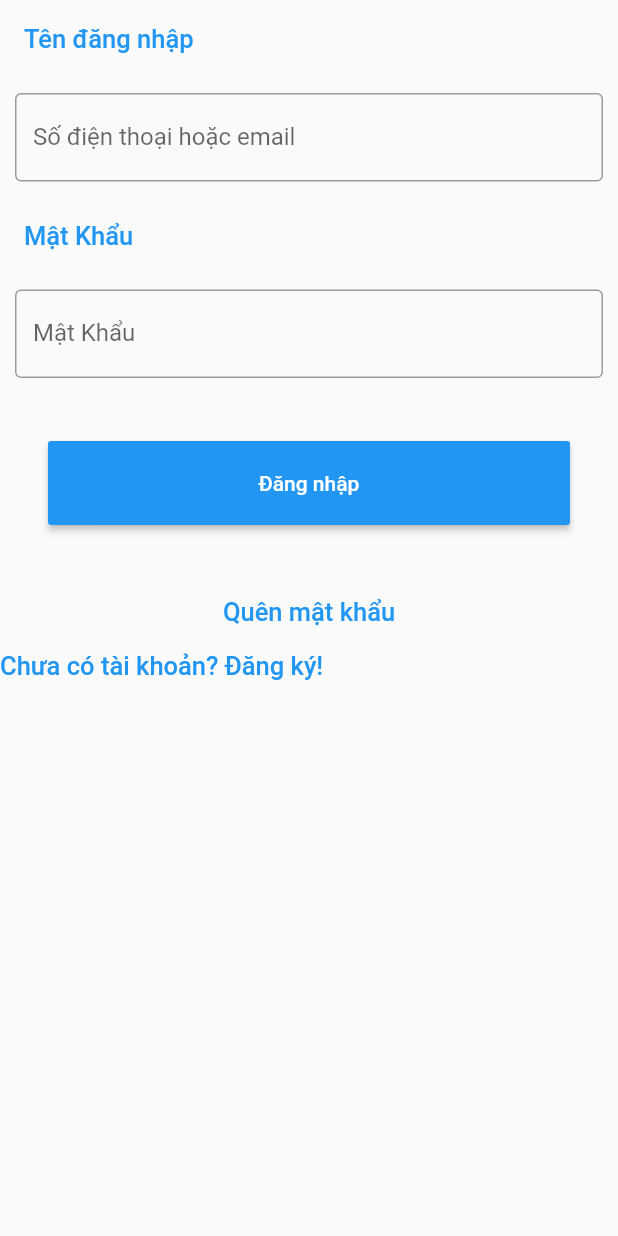
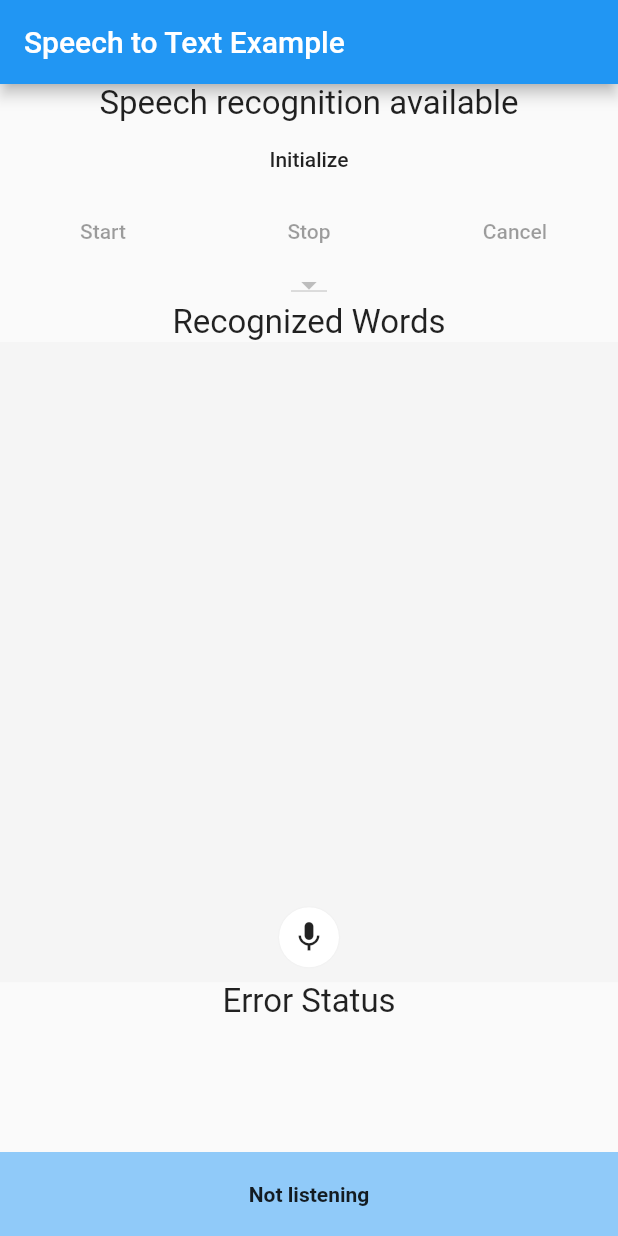
Before and after one commit to caoluyennguyen/otoviet, a Flutter app: the screen it shows after launch, on a phone screen of 412 x 824 dp. Run offline on Flutter 3.47's test engine with Material 2 defaults, Android fonts, the phone set to English and light mode, and no system bars; our stand-ins replace speech_to_text.

```diff
--- a/lib/main.dart
+++ b/lib/main.dart
@@ -1,394 +1,273 @@
+import 'dart:async';
+import 'dart:math';
+
 import 'package:flutter/material.dart';
+import 'package:speech_to_text/speech_recognition_error.dart';
+import 'package:speech_to_text/speech_recognition_result.dart';
+import 'package:speech_to_text/speech_to_text.dart';
 
-void main() {
-  //runApp(DangNhap());
-  runApp(MaterialApp(
-    title: 'Named Routes Demo',
-    // Start the app with the "/" named route. In this case, the app starts
-    // on the FirstScreen widget.
-    initialRoute: '/',
-    routes: {
-      // When navigating to the "/" route, build the FirstScreen widget.
-      '/': (context) => DangNhap(),
-      '/dangky': (context) => DangKy(),
-      // When navigating to the "/second" route, build the SecondScreen widget.
-      '/thongtinnguoidung': (context) => Thongtinnguoidung(),
-      // /name: (context) => NameScreen(),
-    },
-  ));
+void main() => runApp(MyApp());
+
+class MyApp extends StatefulWidget {
+  @override
+  _MyAppState createState() => _MyAppState();
 }
 
-class DangNhap extends StatelessWidget {
-  // This widget is the root of your application.
+class _MyAppState extends State<MyApp> {
+  bool _hasSpeech = false;
+  double level = 0.0;
+  double minSoundLevel = 50000;
+  double maxSoundLevel = -50000;
+  String lastWords = '';
+  String lastError = '';
+  String lastStatus = '';
+  String _currentLocaleId = '';
+  int resultListened = 0;
+  List<LocaleName> _localeNames = [];
+  final SpeechToText speech = SpeechToText();
+
+  @override
+  void initState() {
+    super.initState();
+  }
+
+  Future<void> initSpeechState() async {
+    var hasSpeech = await speech.initialize(
+        onError: errorListener, onStatus: statusListener, debugLogging: true);
+    if (hasSpeech) {
+      _localeNames = await speech.locales();
+
+      var systemLocale = await speech.systemLocale();
+      _currentLocaleId = systemLocale.localeId;
+    }
+
+    if (!mounted) return;
+
+    setState(() {
+      _hasSpeech = hasSpeech;
+    });
+  }
+
   @override
   Widget build(BuildContext context) {
     return MaterialApp(
-      //title: 'OTO VIET',
       home: Scaffold(
-        /*appBar: AppBar(
-          title: Text('OTO VIET'),
-        ),*/
-        body: ListView(
-          children: [
-            textLogin,
-            tfLogin,
-            textPassword,
-            tfPassword,
-            buttonLogin,
-            forgetpassword,
-            //signIn,
-            GestureDetector(
-              onTap: () {
-                Navigator.pushNamed(context, "/dangky");
-              },
+        appBar: AppBar(
+          title: const Text('Speech to Text Example'),
+        ),
+        body: Column(children: [
+          Center(
             child: Text(
-                'Chưa có tài khoản? Đăng ký!',
-                softWrap: true,
-                style: TextStyle(
-                  color: Colors.blue,
-                  fontSize: 17,
-                  fontWeight: FontWeight.w500,
+              'Speech recognition available',
+              style: TextStyle(fontSize: 22.0),
+            ),
+          ),
+          Container(
+            child: Column(
+              children: <Widget>[
+                Row(
+                  mainAxisAlignment: MainAxisAlignment.spaceAround,
+                  children: <Widget>[
+                    FlatButton(
+                      child: Text('Initialize'),
+                      onPressed: _hasSpeech ? null : initSpeechState,
+                    ),
+                  ],
+                ),
+                Row(
+                  mainAxisAlignment: MainAxisAlignment.spaceAround,
+                  children: <Widget>[
+                    FlatButton(
+                      child: Text('Start'),
+                      onPressed: !_hasSpeech || speech.isListening
+                          ? null
+                          : startListening,
+                    ),
+                    FlatButton(
+                      child: Text('Stop'),
+                      onPressed: speech.isListening ? stopListening : null,
+                    ),
+                    FlatButton(
+                      child: Text('Cancel'),
+                      onPressed: speech.isListening ? cancelListening : null,
+                    ),
+                  ],
+                ),
+                Row(
+                  mainAxisAlignment: MainAxisAlignment.spaceAround,
+                  children: <Widget>[
+                    DropdownButton(
+                      onChanged: (selectedVal) => _switchLang(selectedVal),
+                      value: _currentLocaleId,
+                      items: _localeNames
+                          .map(
+                            (localeName) => DropdownMenuItem(
+                          value: localeName.localeId,
+                          child: Text(localeName.name),
+                        ),
+                      )
+                          .toList(),
+                    ),
+                  ],
+                )
+              ],
+            ),
+          ),
+          Expanded(
+            flex: 4,
+            child: Column(
+              children: <Widget>[
+                Center(
+                  child: Text(
+                    'Recognized Words',
+                    style: TextStyle(fontSize: 22.0),
+                  ),
+                ),
+                Expanded(
+                  child: Stack(
+                    children: <Widget>[
+                      Container(
+                        color: Theme.of(context).selectedRowColor,
+                        child: Center(
+                          child: Text(
+                            lastWords,
+                            textAlign: TextAlign.center,
+                          ),
+                        ),
+                      ),
+                      Positioned.fill(
+                        bottom: 10,
+                        child: Align(
+                          alignment: Alignment.bottomCenter,
+                          child: Container(
+                            width: 40,
+                            height: 40,
+                            alignment: Alignment.center,
+                            decoration: BoxDecoration(
+                              boxShadow: [
+                                BoxShadow(
+                                    blurRadius: .26,
+                                    spreadRadius: level * 1.5,
+                                    color: Colors.black.withOpacity(.05))
+                              ],
+                              color: Colors.white,
+                              borderRadius:
+                              BorderRadius.all(Radius.circular(50)),
+                            ),
+                            child: IconButton(
+                              icon: Icon(Icons.mic),
+                              onPressed: () => null,
+                            ),
                           ),
                         ),
                       ),
                     ],
                   ),
                 ),
-    );
-  }
-
-  Widget textLogin = Container(
-    padding: const EdgeInsets.all(16),
-    child: Text(
-      'Tên đăng nhập',
-      softWrap: true,
-      style: TextStyle(
-        color: Colors.blue,
-        fontSize: 17,
-        fontWeight: FontWeight.w500
+              ],
             ),
           ),
-  );
-
-  Widget forgetpassword = Container(
-    alignment: Alignment.center,
-    padding: const EdgeInsets.all(16),
+          Expanded(
+            flex: 1,
+            child: Column(
+              children: <Widget>[
+                Center(
                   child: Text(
-      'Quên mật khẩu',
-      softWrap: true,
-      style: TextStyle(
-        color: Colors.blue,
-        fontSize: 17,
-        fontWeight: FontWeight.w500,
+                    'Error Status',
+                    style: TextStyle(fontSize: 22.0),
                   ),
                 ),
-  );
-
-  Widget signIn = Container(
-    alignment: Alignment.center,
-    padding: const EdgeInsets.all(16),
-    child: Text(
-      'Chưa có tài khoản? Đăng ký!',
-      softWrap: true,
-      style: TextStyle(
-          color: Colors.blue,
-          fontSize: 17,
-          fontWeight: FontWeight.w500,
+                Center(
+                  child: Text(lastError),
+                ),
+              ],
             ),
           ),
-  );
-
-  Widget tfLogin = Container(
-    padding: EdgeInsets.all(10),
-    child: TextField(
-      decoration: InputDecoration(
-        border: OutlineInputBorder(),
-        labelText: 'Số điện thoại hoặc email',
+          Container(
+            padding: EdgeInsets.symmetric(vertical: 20),
+            color: Theme.of(context).backgroundColor,
+            child: Center(
+              child: speech.isListening
+                  ? Text(
+                "I'm listening...",
+                style: TextStyle(fontWeight: FontWeight.bold),
+              )
+                  : Text(
+                'Not listening',
+                style: TextStyle(fontWeight: FontWeight.bold),
               ),
             ),
-  );
-
-  Widget textPassword = Container(
-    padding: const EdgeInsets.all(16),
-    child: Text(
-      'Mật Khẩu',
-      softWrap: true,
-      style: TextStyle(
-          color: Colors.blue,
-          fontSize: 17,
-          fontWeight: FontWeight.w500
           ),
-    ),
-  );
-
-  Widget tfPassword = Container(
-    padding: EdgeInsets.all(10),
-    child: TextField(
-      decoration: InputDecoration(
-        border: OutlineInputBorder(),
-        labelText: 'Mật Khẩu',
-      ),
-    ),
-  );
-
-  Widget buttonLogin = Container(
-    padding: const EdgeInsets.all(32),
-    child: RaisedButton(
-      //     disabledColor: Colors.red,
-      // disabledTextColor: Colors.black,
-      padding: const EdgeInsets.all(20),
-      textColor: Colors.white,
-      color: Colors.blue,
-      onPressed: () {
-
-      },
-      child: Text('Đăng nhập'),
-    ),
-  );
-
-}
-
-class DangKy extends StatelessWidget {
-  // This widget is the root of your application.
-  @override
-  Widget build(BuildContext context) {
-    return MaterialApp(
-      title: 'OTO VIET',
-      home: Scaffold(
-        appBar: AppBar(
-          title: Text('OTO VIET'),
-        ),
-        body: ListView(
-          children: [
-            //textLogin
-            textSignIn,
-            tfSignIn,
-            textPassword,
-            tfPassword,
-            checkedpassword,
-            tfcheckedpassword,
-            RaisedButton(
-              //     disabledColor: Colors.red,
-              // disabledTextColor: Colors.black,
-              padding: const EdgeInsets.all(20),
-              textColor: Colors.white,
-              color: Colors.blue,
-              onPressed: () {
-                Navigator.pushNamed(context, '/thongtinnguoidung');
-              },
-              child: Text('Tiếp tục'),
-            ),
-
-          ],
-        ),
+        ]),
       ),
     );
   }
 
-  Widget textSignIn = Container(
-    padding: const EdgeInsets.all(16),
-    child: Text(
-      'Tài khoản',
-      softWrap: true,
-      style: TextStyle(
-          color: Colors.blue,
-          fontSize: 17,
-          fontWeight: FontWeight.w500
-      ),
-    ),
-  );
-
-  Widget tfSignIn = Container(
-    padding: EdgeInsets.all(10),
-    child: TextField(
-      decoration: InputDecoration(
-        border: OutlineInputBorder(),
-        labelText: 'Số điện thoại hoặc email',
-      ),
-    ),
-  );
-
-  Widget textPassword = Container(
-    padding: const EdgeInsets.all(16),
-    child: Text(
-      'Mật Khẩu',
-      softWrap: true,
-      style: TextStyle(
-          color: Colors.blue,
-          fontSize: 17,
-          fontWeight: FontWeight.w500
-      ),
-    ),
-  );
-
-  Widget tfPassword = Container(
-    padding: EdgeInsets.all(10),
-    child: TextField(
-      decoration: InputDecoration(
-        border: OutlineInputBorder(),
-        labelText: 'Mật Khẩu',
-      ),
-    ),
-  );
-
-  Widget checkedpassword = Container(
-    padding: const EdgeInsets.all(16),
-    child: Text(
-      'Nhập lại mật khẩu',
-      softWrap: true,
-      style: TextStyle(
-          color: Colors.blue,
-          fontSize: 17,
-          fontWeight: FontWeight.w500
-      ),
-    ),
-  );
-
-  Widget tfcheckedpassword = Container(
-    padding: EdgeInsets.all(10),
-    child: TextField(
-      decoration: InputDecoration(
-        border: OutlineInputBorder(),
-        labelText: 'Mật Khẩu',
-      ),
-    ),
-  );
-
-  Widget buttonNext = Container(
-    padding: const EdgeInsets.all(32),
-    child: RaisedButton(
-      //     disabledColor: Colors.red,
-      // disabledTextColor: Colors.black,
-      padding: const EdgeInsets.all(20),
-      textColor: Colors.white,
-      color: Colors.blue,
-      onPressed: () {
-        //Navigator.pushNamed(context, '/second');
-      },
-      child: Text('Tiếp tục'),
-    ),
-  );
+  void startListening() {
+    lastWords = '';
+    lastError = '';
+    speech.listen(
+        onResult: resultListener,
+        listenFor: Duration(seconds: 5),
+        pauseFor: Duration(seconds: 5),
+        partialResults: false,
+        localeId: _currentLocaleId,
+        onSoundLevelChange: soundLevelListener,
+        cancelOnError: true,
+        listenMode: ListenMode.confirmation);
+    setState(() {});
   }
 
-class Thongtinnguoidung extends StatelessWidget {
-  // This widget is the root of your application.
-  @override
-  Widget build(BuildContext context) {
-    return MaterialApp(
-      title: 'OTO VIET',
-      home: Scaffold(
-        appBar: AppBar(
-          title: Text('OTO VIET'),
-        ),
-        body: ListView(
-          children: [
-            //textLogin
-            textYourName,
-            tfYourName,
-            textCmnd,
-            tfCmnd,
-            textDate,
-            tfDate,
-          RaisedButton(
-            //     disabledColor: Colors.red,
-            // disabledTextColor: Colors.black,
-            padding: const EdgeInsets.all(20),
-            textColor: Colors.white,
-            color: Colors.blue,
-            onPressed: () {
-              Navigator.pop(context);
-            },
-            child: Text('Xong'),
-          ),
-
-
-          ],
-        ),
-      ),
-    );
+  void stopListening() {
+    speech.stop();
+    setState(() {
+      level = 0.0;
+    });
   }
 
-  Widget textYourName = Container(
-    padding: const EdgeInsets.all(16),
-    child: Text(
-      'Họ và Tên',
-      softWrap: true,
-      style: TextStyle(
-          color: Colors.blue,
-          fontSize: 17,
-          fontWeight: FontWeight.w500
-      ),
-    ),
-  );
+  void cancelListening() {
+    speech.cancel();
+    setState(() {
+      level = 0.0;
+    });
+  }
 
-  Widget tfYourName = Container(
-    padding: EdgeInsets.all(10),
-    child: TextField(
-      decoration: InputDecoration(
-        border: OutlineInputBorder(),
-        labelText: 'Họ và Tên',
-      ),
-    ),
-  );
+  void resultListener(SpeechRecognitionResult result) {
+    ++resultListened;
+    print('Result listener $resultListened');
+    setState(() {
+      lastWords = '${result.recognizedWords} - ${result.finalResult}';
+    });
+  }
 
-  Widget textCmnd = Container(
-    padding: const EdgeInsets.all(16),
-    child: Text(
-      'Số chứng minh nhân dân',
-      softWrap: true,
-      style: TextStyle(
-          color: Colors.blue,
-          fontSize: 17,
-          fontWeight: FontWeight.w500
-      ),
-    ),
-  );
+  void soundLevelListener(double level) {
+    minSoundLevel = min(minSoundLevel, level);
+    maxSoundLevel = max(maxSoundLevel, level);
+    // print("sound level $level: $minSoundLevel - $maxSoundLevel ");
+    setState(() {
+      this.level = level;
+    });
+  }
 
-  Widget tfCmnd = Container(
-    padding: EdgeInsets.all(10),
-    child: TextField(
-      decoration: InputDecoration(
-        border: OutlineInputBorder(),
-        labelText: 'Nhập số chứng minh nhân dân',
-      ),
-    ),
-  );
+  void errorListener(SpeechRecognitionError error) {
+    // print("Received error status: $error, listening: ${speech.isListening}");
+    setState(() {
+      lastError = '${error.errorMsg} - ${error.permanent}';
+    });
+  }
 
-  Widget textDate = Container(
-    padding: const EdgeInsets.all(16),
-    child: Text(
-      'Ngày tháng năm sinh',
-      softWrap: true,
-      style: TextStyle(
-          color: Colors.blue,
-          fontSize: 17,
-          fontWeight: FontWeight.w500
-      ),
-    ),
-  );
+  void statusListener(String status) {
+    // print(
+    // 'Received listener status: $status, listening: ${speech.isListening}');
+    setState(() {
+      lastStatus = '$status';
+    });
+  }
 
-  Widget tfDate = Container(
-    padding: EdgeInsets.all(10),
-    child: TextField(
-      decoration: InputDecoration(
-        border: OutlineInputBorder(),
-        labelText: 'Nhập ngày tháng năm sinh',
-      ),
-    ),
-  );
-
-  Widget buttonEnter = Container(
-    padding: const EdgeInsets.all(32),
-    child: RaisedButton(
-      //     disabledColor: Colors.red,
-      // disabledTextColor: Colors.black,
-      padding: const EdgeInsets.all(20),
-      textColor: Colors.white,
-      color: Colors.blue,
-      onPressed: () {
-
-      },
-      child: Text('Xong'),
-    ),
-  );
+  void _switchLang(selectedVal) {
+    setState(() {
+      _currentLocaleId = selectedVal;
+    });
+    print(selectedVal);
   }
+}
--- a/pubspec.yaml
+++ b/pubspec.yaml
@@ -28,6 +28,9 @@ dependencies:
   # The following adds the Cupertino Icons font to your application.
   # Use with the CupertinoIcons class for iOS style icons.
   cupertino_icons: ^1.0.0
+  speech_to_text: ^3.0.0
+  highlight_text: ^0.7.2
+  avatar_glow: ^1.2.0
 
 dev_dependencies:
   flutter_test:
```
Also changed, not shown: pubspec.lock, 3 other files. Lines whose indentation alone changed are shown as unchanged.
